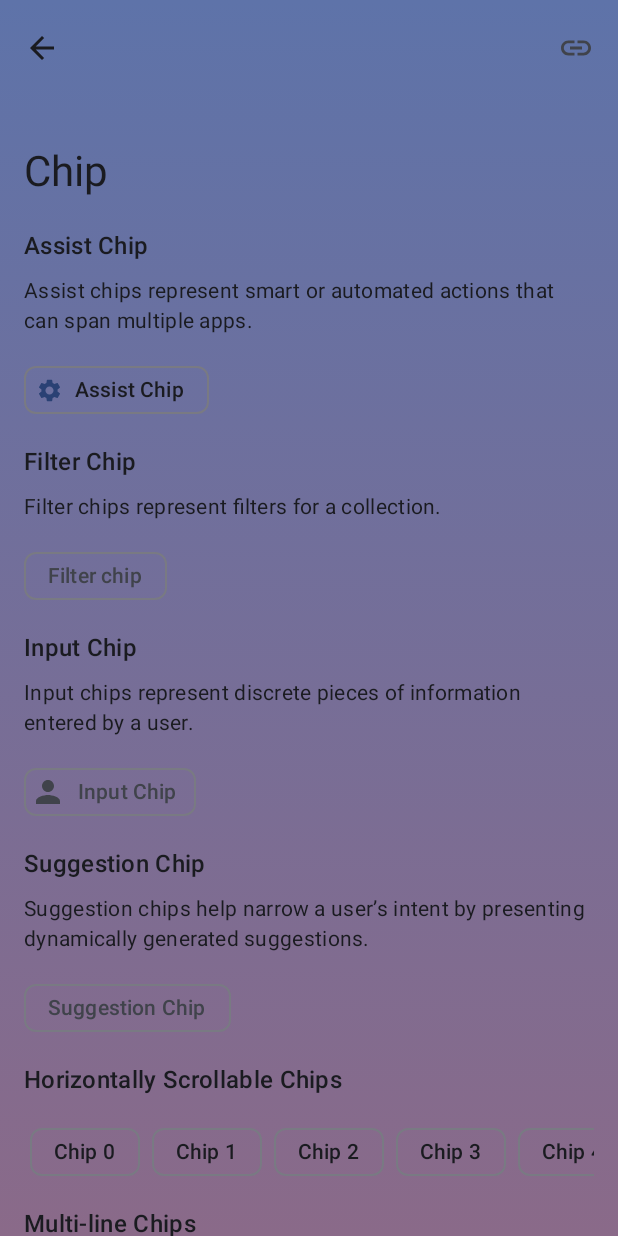
After one commit to max-jin/maxmagentaa11y, an Android app built with Jetpack Compose: the ChipScreen screen opened through its navigation route, on a phone screen of 412 x 824 dp. The commit adds this screen. Run offline under Robolectric (Android 15) with nearby library versions, the phone set to English and light mode, and no system bars.

Commit message:
init Chip

```diff
--- a/app/src/main/java/com/maxjin/a11y/core/component/Component.kt
+++ b/app/src/main/java/com/maxjin/a11y/core/component/Component.kt
@@ -33,6 +33,7 @@ data class Component(
                 Component("Radio button", listOf("RadioButton"), available = false, navDestination = NavDestination.COMPONENT_RADIO_BUTTON),
                 Component("Slider", listOf("Range slider", "RadioButton"), available = true, navDestination = NavDestination.COMPONENT_SLIDER),
                 Component("Tab", listOf("Segmented Control"), available = true, navDestination = NavDestination.COMPONENT_TAB),
+                Component("Chip", listOf("Segmented Control"), available = true, navDestination = NavDestination.COMPONENT_CHIP),
                 Component("Stepper", available = false, navDestination = NavDestination.COMPONENT_BUTTON),
                 Component("Table row button", listOf("LazyColumn"), available = false, navDestination = NavDestination.COMPONENT_BUTTON),
                 Component("Text input", listOf("TextField", "Text fields"), available = true, navDestination = NavDestination.COMPONENT_TEXT_FIELD),
--- /dev/null
+++ b/app/src/main/java/com/maxjin/a11y/ui/component/chip/ChipScreen.kt
@@ -0,0 +1,227 @@
+/*
+ * 2023 - Developed by Max Jin
+ * Source code subject to change. Refer to NOTICE.txt in source tree for changes and attributions.
+ */
+
+package com.maxjin.a11y.ui.component.chip
+
+import androidx.compose.foundation.horizontalScroll
+import androidx.compose.foundation.layout.Arrangement
+import androidx.compose.foundation.layout.Column
+import androidx.compose.foundation.layout.ExperimentalLayoutApi
+import androidx.compose.foundation.layout.FlowRow
+import androidx.compose.foundation.layout.Row
+import androidx.compose.foundation.layout.Spacer
+import androidx.compose.foundation.layout.fillMaxSize
+import androidx.compose.foundation.layout.fillMaxWidth
+import androidx.compose.foundation.layout.height
+import androidx.compose.foundation.layout.padding
+import androidx.compose.foundation.layout.size
+import androidx.compose.foundation.layout.wrapContentHeight
+import androidx.compose.foundation.rememberScrollState
+import androidx.compose.foundation.verticalScroll
+import androidx.compose.material.icons.Icons
+import androidx.compose.material.icons.filled.Done
+import androidx.compose.material.icons.filled.Person
+import androidx.compose.material.icons.filled.Settings
+import androidx.compose.material3.AssistChip
+import androidx.compose.material3.AssistChipDefaults
+import androidx.compose.material3.ExperimentalMaterial3Api
+import androidx.compose.material3.FilterChip
+import androidx.compose.material3.FilterChipDefaults
+import androidx.compose.material3.Icon
+import androidx.compose.material3.InputChip
+import androidx.compose.material3.InputChipDefaults
+import androidx.compose.material3.MaterialTheme
+import androidx.compose.material3.SuggestionChip
+import androidx.compose.material3.Text
+import androidx.compose.runtime.Composable
+import androidx.compose.runtime.LaunchedEffect
+import androidx.compose.runtime.getValue
+import androidx.compose.runtime.mutableStateOf
+import androidx.compose.runtime.remember
+import androidx.compose.runtime.setValue
+import androidx.compose.ui.Alignment
+import androidx.compose.ui.Modifier
+import androidx.compose.ui.text.style.TextAlign
+import androidx.compose.ui.tooling.preview.Preview
+import com.maxjin.a11y.ui.theme.MagentaA11yThemePreview
+import com.maxjin.a11y.ui.util.composable.AppTopAppBarState
+import com.maxjin.a11y.ui.util.composable.CodeSnippet
+import com.maxjin.a11y.ui.util.composable.CommentTextView
+import com.maxjin.a11y.ui.util.composable.HorizontalDivider
+import com.maxjin.a11y.ui.util.composable.LinkAction
+import com.maxjin.a11y.ui.util.composable.TitleTextView
+import com.maxjin.a11y.ui.util.dimenB1
+import com.maxjin.a11y.ui.util.dimenB2
+import com.maxjin.a11y.ui.util.dimenB3
+import com.maxjin.a11y.ui.util.dimenB4
+import com.maxjin.a11y.ui.util.dimenB5
+import com.maxjin.a11y.util.AppUtil
+import com.maxjin.a11y.util.component.Chip
+
+@OptIn(ExperimentalMaterial3Api::class, ExperimentalLayoutApi::class)
+@Composable
+fun ChipScreen(modifier: Modifier = Modifier, setTopBar: (AppTopAppBarState) -> Unit) {
+    LaunchedEffect(Unit) {
+        setTopBar(AppTopAppBarState(title = "Chip", linkAction = LinkAction(url = AppUtil.WebLinks.CHIP_URL)))
+    }
+    Column(
+        modifier = modifier
+            .fillMaxSize()
+            .verticalScroll(rememberScrollState())
+    ) {
+        Column(
+            modifier = Modifier
+                .fillMaxWidth()
+                .padding(horizontal = dimenB4)
+        ) {
+            TitleTextView(
+                "Assist Chip", modifier = Modifier.padding(bottom = dimenB2)
+            )
+            CommentTextView(
+                text = "Assist chips represent smart or automated actions that can span multiple apps.",
+                modifier = Modifier.padding(bottom = dimenB3)
+            )
+            AssistChip(
+                onClick = { /* Do something! */ },
+                label = { Text("Assist Chip") },
+                leadingIcon = {
+                    Icon(
+                        Icons.Filled.Settings,
+                        contentDescription = "Localized description",
+                        Modifier.size(AssistChipDefaults.IconSize)
+                    )
+                }
+            )
+            Spacer(modifier = Modifier.height(dimenB3))
+
+            TitleTextView(
+                "Filter Chip", modifier = Modifier.padding(bottom = dimenB2)
+            )
+            CommentTextView(
+                text = "Filter chips represent filters for a collection.",
+                modifier = Modifier.padding(bottom = dimenB3)
+            )
+            var selected by remember { mutableStateOf(false) }
+            FilterChip(
+                selected = selected,
+                onClick = { selected = !selected },
+                label = { Text("Filter chip") },
+                leadingIcon = if (selected) {
+                    {
+                        Icon(
+                            imageVector = Icons.Filled.Done,
+                            contentDescription = "Localized Description",
+                            modifier = Modifier.size(FilterChipDefaults.IconSize)
+                        )
+                    }
+                } else {
+                    null
+                }
+            )
+            Spacer(modifier = Modifier.height(dimenB3))
+
+            TitleTextView(
+                "Input Chip", modifier = Modifier.padding(bottom = dimenB2)
+            )
+            CommentTextView(
+                text = "Input chips represent discrete pieces of information entered by a user.",
+                modifier = Modifier.padding(bottom = dimenB3)
+            )
+            var selectedInput by remember { mutableStateOf(false) }
+            InputChip(
+                selected = selectedInput,
+                onClick = { selectedInput = !selectedInput },
+                label = { Text("Input Chip") },
+                avatar = {
+                    Icon(
+                        Icons.Filled.Person,
+                        contentDescription = "Localized description",
+                        Modifier.size(InputChipDefaults.AvatarSize)
+                    )
+                }
+            )
+            Spacer(modifier = Modifier.height(dimenB3))
+
+            TitleTextView(
+                "Suggestion Chip", modifier = Modifier.padding(bottom = dimenB2)
+            )
+            CommentTextView(
+                text = "Suggestion chips help narrow a user’s intent by presenting dynamically generated suggestions.",
+                modifier = Modifier.padding(bottom = dimenB3)
+            )
+            SuggestionChip(
+                onClick = { /* Do something! */ },
+                label = { Text("Suggestion Chip") }
+            )
+            Spacer(modifier = Modifier.height(dimenB3))
+
+            TitleTextView(
+                "Horizontally Scrollable Chips", modifier = Modifier.padding(bottom = dimenB3)
+            )
+            Column(horizontalAlignment = Alignment.CenterHorizontally) {
+                Row(modifier = Modifier.horizontalScroll(rememberScrollState())) {
+                    repeat(10) { index ->
+                        AssistChip(
+                            modifier = Modifier.padding(horizontal = dimenB1),
+                            onClick = { /* do something*/ },
+                            label = { Text("Chip $index") }
+                        )
+                    }
+                }
+            }
+            Spacer(modifier = Modifier.height(dimenB3))
+
+            TitleTextView(
+                "Multi-line Chips", modifier = Modifier.padding(bottom = dimenB3)
+            )
+            Column {
+                FlowRow(
+                    Modifier
+                        .fillMaxWidth(1f)
+                        .wrapContentHeight(align = Alignment.Top),
+                    horizontalArrangement = Arrangement.Start,
+                ) {
+                    repeat(10) { index ->
+                        AssistChip(
+                            modifier = Modifier
+                                .padding(horizontal = dimenB1)
+                                .align(alignment = Alignment.CenterVertically),
+                            onClick = { /* do something*/ },
+                            label = { Text("Chip $index") }
+                        )
+                    }
+                }
+            }
+
+            CommentTextView(
+                text = "When using the Chips from native composable, the default behavior will cover the accessibility, no extra actions are needed.",
+                modifier = Modifier.padding(top = dimenB3)
+            )
+            HorizontalDivider(
+                modifier = Modifier
+                    .fillMaxWidth()
+                    .padding(top = dimenB5),
+                color = MaterialTheme.colorScheme.outlineVariant
+            )
+        }
+        Text(
+            text = "Code example",
+            modifier = Modifier.padding(start = dimenB4, top = dimenB3, bottom = dimenB3),
+            textAlign = TextAlign.Start,
+            color = MaterialTheme.colorScheme.onBackground,
+            style = MaterialTheme.typography.titleSmall
+        )
+        CodeSnippet(codeText = Chip.CODE_SNIPPET)
+        Spacer(modifier = Modifier.height(dimenB5))
+    }
+}
+
+@Preview(showBackground = true, showSystemUi = false)
+@Composable
+fun ChipScreenPreview() {
+    MagentaA11yThemePreview {
+        ChipScreen(setTopBar = {})
+    }
+}
--- a/app/src/main/java/com/maxjin/a11y/ui/home/HomeScreen.kt
+++ b/app/src/main/java/com/maxjin/a11y/ui/home/HomeScreen.kt
@@ -99,7 +99,7 @@ fun HomeScreen(
                 color = MaterialTheme.colorScheme.tertiary
             )
             Text(text = "Developed by MAX JIN", style = MaterialTheme.typography.bodySmall, color = MaterialTheme.colorScheme.tertiary)
-            Text(text = "App Version: 1.0.0", style = MaterialTheme.typography.bodySmall, color = MaterialTheme.colorScheme.tertiary)
+            Text(text = "App Version: 1.0.0-snapshot", style = MaterialTheme.typography.bodySmall, color = MaterialTheme.colorScheme.tertiary)
         }
         Spacer(modifier = Modifier.height(dimenB5))
     }
--- a/app/src/main/java/com/maxjin/a11y/ui/nav/NavDestinations.kt
+++ b/app/src/main/java/com/maxjin/a11y/ui/nav/NavDestinations.kt
@@ -19,5 +19,6 @@ enum class NavDestination(val id: String) {
     COMPONENT_CAROUSEL("COMPONENT_CAROUSEL"),
     COMPONENT_SHEET("COMPONENT_SHEET"),
     COMPONENT_SLIDER("COMPONENT_SLIDER"),
-    COMPONENT_TAB("COMPONENT_TAB")
+    COMPONENT_TAB("COMPONENT_TAB"),
+    COMPONENT_CHIP("COMPONENT_CHIP")
 }
--- a/app/src/main/java/com/maxjin/a11y/ui/nav/NavGraph.kt
+++ b/app/src/main/java/com/maxjin/a11y/ui/nav/NavGraph.kt
@@ -22,6 +22,7 @@ import androidx.navigation.compose.composable
 import com.maxjin.a11y.ui.component.alert.AlertDialogScreen
 import com.maxjin.a11y.ui.component.button.ButtonScreen
 import com.maxjin.a11y.ui.component.carousel.CarouselScreen
+import com.maxjin.a11y.ui.component.chip.ChipScreen
 import com.maxjin.a11y.ui.component.sheet.SheetScreen
 import com.maxjin.a11y.ui.component.slider.SliderScreen
 import com.maxjin.a11y.ui.component.snackbar.SnackbarScreen
@@ -85,6 +86,9 @@ fun NavGraph(
         composable(route = NavDestination.COMPONENT_TAB.id) {
             TabScreen(modifier = modifier, setTopBar = setTopBar)
         }
+        composable(route = NavDestination.COMPONENT_CHIP.id) {
+            ChipScreen(modifier = modifier, setTopBar = setTopBar)
+        }
     }
 }
 
--- a/app/src/main/java/com/maxjin/a11y/util/AppUtil.kt
+++ b/app/src/main/java/com/maxjin/a11y/util/AppUtil.kt
@@ -19,6 +19,7 @@ object AppUtil {
         const val TEXTFIELD_URL = "$MAGENTA_A11Y_NATIVE_HOST/text-input/"
         const val SLIDER_URL = "$MAGENTA_A11Y_NATIVE_HOST/snackbar-toast/" // TODO Update the url when ready
         const val TAB_URL = "$MAGENTA_A11Y_NATIVE_HOST/snackbar-toast/" // TODO Update the url when ready
+        const val CHIP_URL = "$MAGENTA_A11Y_NATIVE_HOST/snackbar-toast/" // TODO Update the url when ready
 
     }
 
--- /dev/null
+++ b/app/src/main/java/com/maxjin/a11y/util/component/Chip.kt
@@ -0,0 +1,27 @@
+/*
+ * 2023 - Developed by Max Jin
+ * Source code subject to change. Refer to NOTICE.txt in source tree for changes and attributions.
+ */
+
+/*
+ * 2023 - Developed by Max Jin
+ * Source code subject to change. Refer to NOTICE.txt in source tree for changes and attributions.
+ */
+
+package com.maxjin.a11y.util.component
+
+object Chip {
+
+    const val CODE_SNIPPET = "AssistChip(\n" +
+        "    onClick = { /* Do something! */ },\n" +
+        "    label = { Text(\"Assist Chip\") },\n" +
+        "    leadingIcon = {\n" +
+        "        Icon(\n" +
+        "            Icons.Filled.Settings,\n" +
+        "            contentDescription = \"Localized description\",\n" +
+        "            Modifier.size(AssistChipDefaults.IconSize)\n" +
+        "        )\n" +
+        "    }\n" +
+        ")"
+
+}
--- a/gradle/libs.versions.toml
+++ b/gradle/libs.versions.toml
@@ -3,7 +3,7 @@ minSdk = "24"
 compileSdk = "33"
 targetSdk = "33"
 versionCode = "10000"
-versionName = "1.0.0"
+versionName = "1.0.0-snapshot"
 
 andoirdxCore = "1.10.1"
 kotlinBom = "1.8.0"
```
Also changed, not shown: 1 other file.
